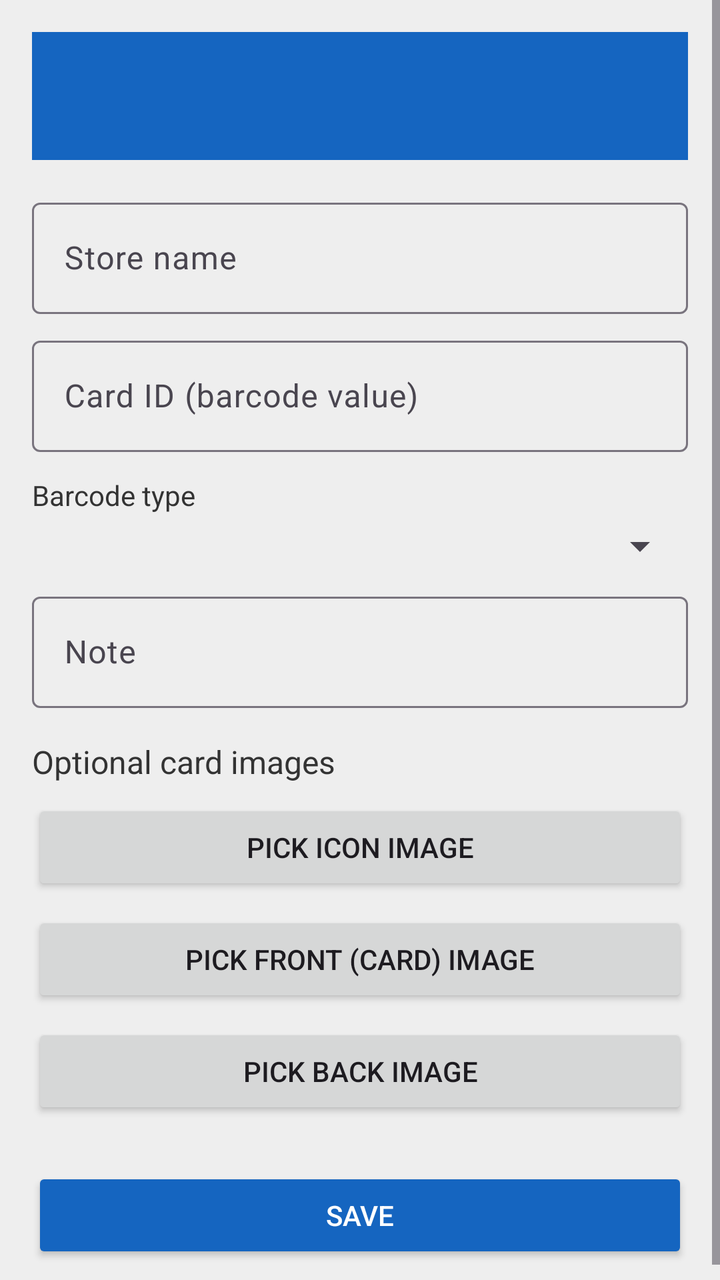
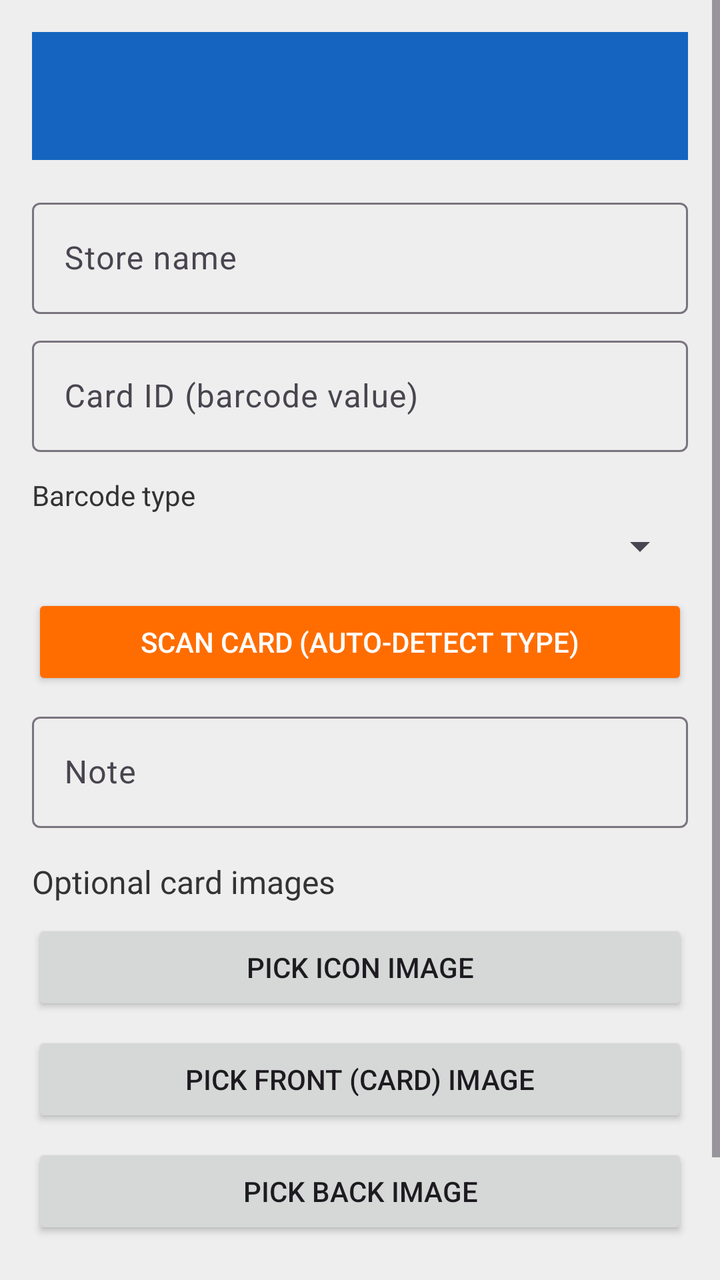

Screens rendered from an Android XML layout before and after an edit, with the pre-edit source and the edit as a unified diff.
<!-- AndroidManifest.xml: application theme Theme.FidelityCards -->
<!-- res/layout/activity_card_edit.xml -->
<?xml version="1.0" encoding="utf-8"?>
<ScrollView xmlns:android="http://schemas.android.com/apk/res/android"
    xmlns:app="http://schemas.android.com/apk/res-auto"
    android:layout_width="match_parent"
    android:layout_height="match_parent"
    android:background="@color/gray_light">

    <LinearLayout
        android:layout_width="match_parent"
        android:layout_height="wrap_content"
        android:orientation="vertical"
        android:padding="16dp">

        <com.google.android.material.appbar.MaterialToolbar
            android:id="@+id/toolbar"
            android:layout_width="match_parent"
            android:layout_height="?attr/actionBarSize"
            android:background="@color/colorPrimary"
            app:titleTextColor="@color/white" />

        <com.google.android.material.textfield.TextInputLayout
            android:layout_width="match_parent"
            android:layout_height="wrap_content"
            android:layout_marginTop="16dp"
            android:hint="Store name">

            <com.google.android.material.textfield.TextInputEditText
                android:id="@+id/editStore"
                android:layout_width="match_parent"
                android:layout_height="wrap_content"
                android:inputType="text" />
        </com.google.android.material.textfield.TextInputLayout>

        <com.google.android.material.textfield.TextInputLayout
            android:layout_width="match_parent"
            android:layout_height="wrap_content"
            android:layout_marginTop="8dp"
            android:hint="Card ID (barcode value)">

            <com.google.android.material.textfield.TextInputEditText
                android:id="@+id/editCardId"
                android:layout_width="match_parent"
                android:layout_height="wrap_content"
                android:inputType="text" />
        </com.google.android.material.textfield.TextInputLayout>

        <TextView
            android:layout_width="match_parent"
            android:layout_height="wrap_content"
            android:layout_marginTop="12dp"
            android:text="Barcode type"
            android:textColor="@color/gray_dark"
            android:textSize="14sp" />

        <Spinner
            android:id="@+id/spinnerBarcode"
            android:layout_width="match_parent"
            android:layout_height="wrap_content"
            android:layout_marginTop="4dp" />

        <com.google.android.material.textfield.TextInputLayout
            android:layout_width="match_parent"
            android:layout_height="wrap_content"
            android:layout_marginTop="8dp"
            android:hint="Note">

            <com.google.android.material.textfield.TextInputEditText
                android:id="@+id/editNote"
                android:layout_width="match_parent"
                android:layout_height="wrap_content"
                android:inputType="textMultiLine" />
        </com.google.android.material.textfield.TextInputLayout>

        <TextView
            android:layout_width="match_parent"
            android:layout_height="wrap_content"
            android:layout_marginTop="16dp"
            android:text="Optional card images"
            android:textColor="@color/gray_dark"
            android:textSize="16sp" />

        <Button
            android:id="@+id/btnPickIcon"
            android:layout_width="match_parent"
            android:layout_height="wrap_content"
            android:layout_marginTop="8dp"
            android:text="Pick Icon Image" />

        <Button
            android:id="@+id/btnPickFront"
            android:layout_width="match_parent"
            android:layout_height="wrap_content"
            android:layout_marginTop="8dp"
            android:text="Pick Front (Card) Image" />

        <Button
            android:id="@+id/btnPickBack"
            android:layout_width="match_parent"
            android:layout_height="wrap_content"
            android:layout_marginTop="8dp"
            android:text="Pick Back Image" />

        <Button
            android:id="@+id/btnSave"
            android:layout_width="match_parent"
            android:layout_height="wrap_content"
            android:layout_marginTop="24dp"
            android:backgroundTint="@color/colorPrimary"
            android:text="Save"
            android:textColor="@color/white" />

    </LinearLayout>
</ScrollView>
<!-- resources referenced by this layout -->
<resources>
  <color name="colorPrimary">#1565C0</color>
  <color name="gray_dark">#333333</color>
  <color name="gray_light">#EEEEEE</color>
  <color name="white">#FFFFFF</color>
  <style name="Theme.FidelityCards" parent="Theme.Material3.DayNight.NoActionBar">
          <item name="colorPrimary">@color/colorPrimary</item>
          <item name="colorOnPrimary">@color/white</item>
          <item name="colorPrimaryContainer">#D7E6FF</item>
          <item name="colorSecondary">@color/colorAccent</item>
          <item name="colorOnSecondary">@color/white</item>
          <item name="android:windowBackground">@color/window_background</item>
          <item name="android:statusBarColor">@color/colorPrimaryDark</item>
          <item name="android:navigationBarColor">@color/window_background</item>
      </style>
  <color name="colorAccent">#FF6D00</color>
  <color name="window_background">#F5F5F5</color>
  <color name="colorPrimaryDark">#0D47A1</color>
</resources>

<!-- the commit's change to res/layout/activity_card_edit.xml (unified diff, before → after) -->
@@ -58,6 +58,15 @@
             android:layout_height="wrap_content"
             android:layout_marginTop="4dp" />
 
+        <Button
+            android:id="@+id/btnScan"
+            android:layout_width="match_parent"
+            android:layout_height="wrap_content"
+            android:layout_marginTop="12dp"
+            android:backgroundTint="@color/colorAccent"
+            android:text="Scan card (auto-detect type)"
+            android:textColor="@color/white" />
+
         <com.google.android.material.textfield.TextInputLayout
             android:layout_width="match_parent"
             android:layout_height="wrap_content"
<!-- resource entries referenced after the edit -->
@@ -1,5 +1,6 @@
 <!-- resources referenced by this layout -->
 <resources>
+  <color name="colorAccent">#FF6D00</color>
   <color name="colorPrimary">#1565C0</color>
   <color name="gray_dark">#333333</color>
   <color name="gray_light">#EEEEEE</color>
@@ -14,7 +15,6 @@
           <item name="android:statusBarColor">@color/colorPrimaryDark</item>
           <item name="android:navigationBarColor">@color/window_background</item>
       </style>
-  <color name="colorAccent">#FF6D00</color>
   <color name="window_background">#F5F5F5</color>
   <color name="colorPrimaryDark">#0D47A1</color>
 </resources>
